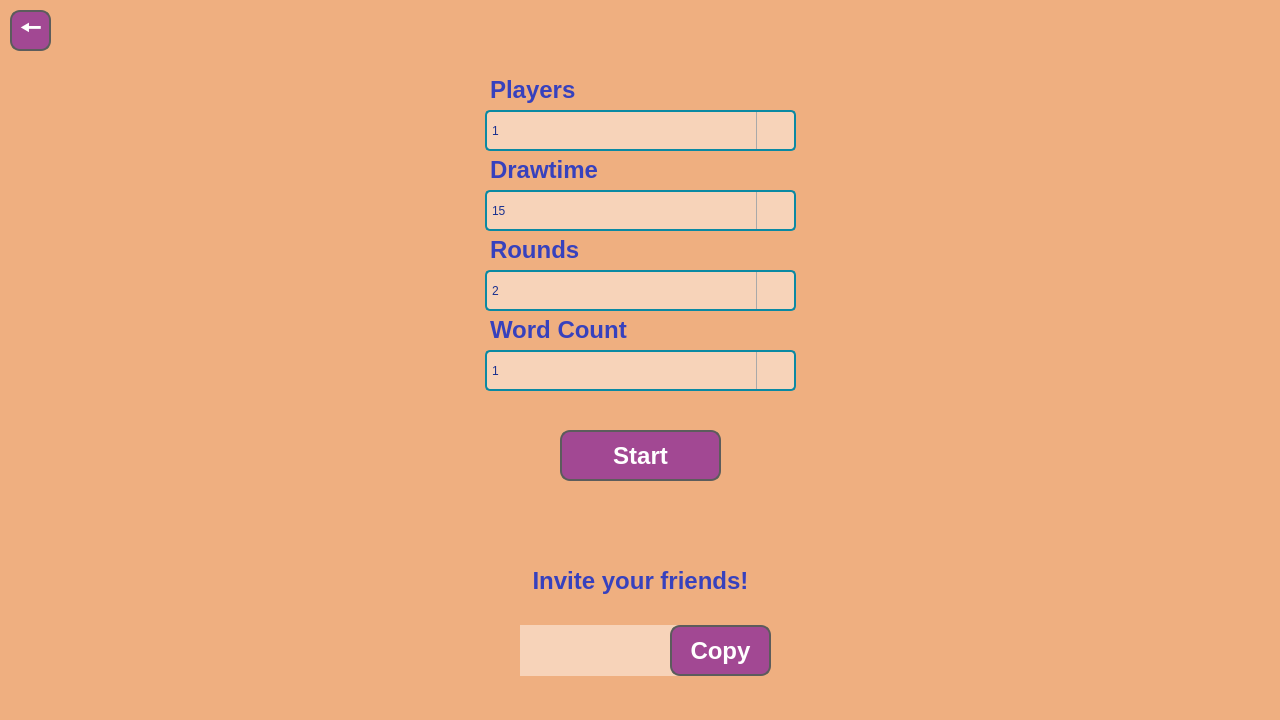
The window that Gartic-Frontend/Gartic-Frontend/HostRoom.ui (rusuuu/Professional-Googlers) describes before a commit, drawn with Qt 5.
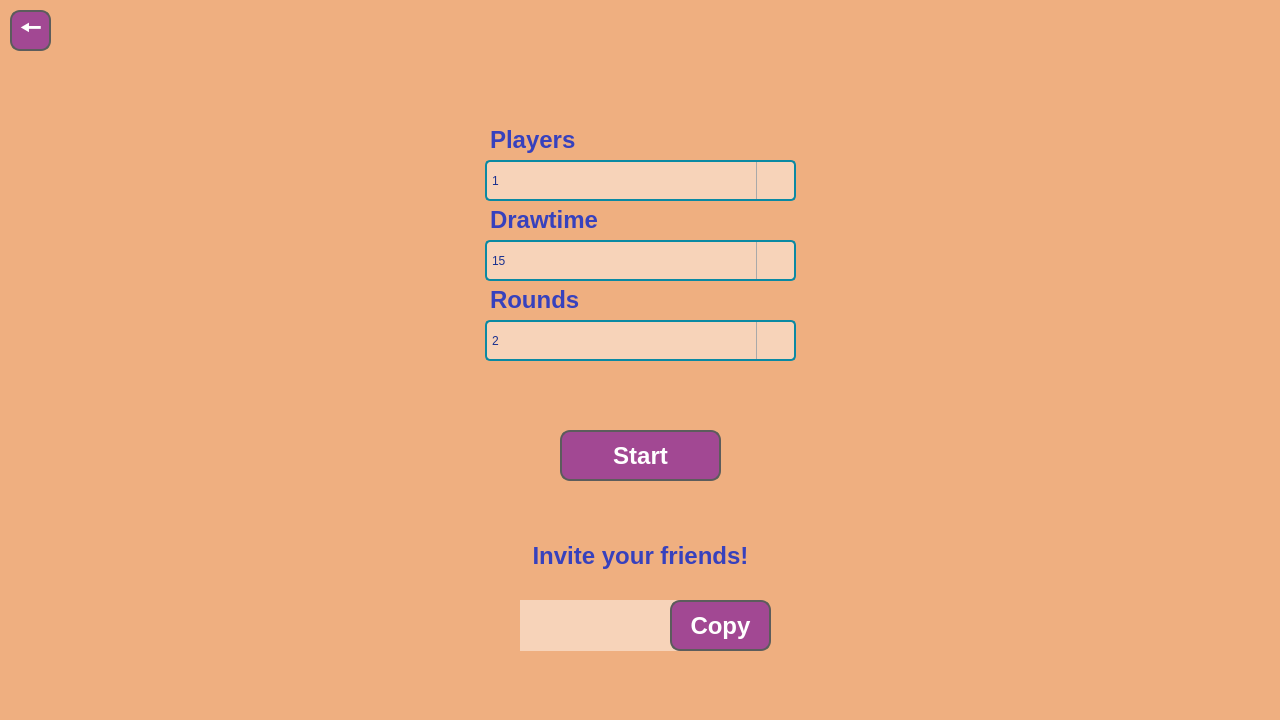
The same window after the commit. Icons and pictures are not drawn.

Commit message: Room Implementation server and RoomService on frontend

Patch:
```diff
--- a/Gartic-Frontend/Gartic-Frontend/HostRoom.ui
+++ b/Gartic-Frontend/Gartic-Frontend/HostRoom.ui
@@ -73,7 +73,7 @@
     <property name="geometry">
      <rect>
       <x>0</x>
-      <y>560</y>
+      <y>535</y>
       <width>1281</width>
       <height>41</height>
      </rect>
@@ -98,7 +98,7 @@
     <property name="geometry">
      <rect>
       <x>520</x>
-      <y>625</y>
+      <y>600</y>
       <width>171</width>
       <height>51</height>
      </rect>
@@ -117,7 +117,7 @@
     <property name="geometry">
      <rect>
       <x>670</x>
-      <y>625</y>
+      <y>600</y>
       <width>101</width>
       <height>51</height>
      </rect>
@@ -157,7 +157,7 @@
     <property name="geometry">
      <rect>
       <x>490</x>
-      <y>70</y>
+      <y>120</y>
       <width>131</width>
       <height>40</height>
      </rect>
@@ -179,7 +179,7 @@
     <property name="geometry">
      <rect>
       <x>490</x>
-      <y>150</y>
+      <y>200</y>
       <width>131</width>
       <height>40</height>
      </rect>
@@ -201,7 +201,7 @@
     <property name="geometry">
      <rect>
       <x>490</x>
-      <y>230</y>
+      <y>280</y>
       <width>141</width>
       <height>40</height>
      </rect>
@@ -219,33 +219,11 @@
      <string>Rounds</string>
     </property>
    </widget>
-   <widget class="QLabel" name="WordCount">
-    <property name="geometry">
-     <rect>
-      <x>490</x>
-      <y>310</y>
-      <width>171</width>
-      <height>40</height>
-     </rect>
-    </property>
-    <property name="font">
-     <font>
-      <pointsize>18</pointsize>
-      <bold>true</bold>
-     </font>
-    </property>
-    <property name="styleSheet">
-     <string notr="true">color: rgb(55,65, 189);</string>
-    </property>
-    <property name="text">
-     <string>Word Count</string>
-    </property>
-   </widget>
    <widget class="QComboBox" name="SelectNumberOfPlayers">
     <property name="geometry">
      <rect>
       <x>485</x>
-      <y>110</y>
+      <y>160</y>
       <width>311</width>
       <height>41</height>
      </rect>
@@ -381,7 +359,7 @@
     <property name="geometry">
      <rect>
       <x>485</x>
-      <y>190</y>
+      <y>240</y>
       <width>311</width>
       <height>41</height>
      </rect>
@@ -532,7 +510,7 @@
     <property name="geometry">
      <rect>
       <x>485</x>
-      <y>270</y>
+      <y>320</y>
       <width>311</width>
       <height>41</height>
      </rect>
@@ -669,118 +647,7 @@
      </property>
     </item>
    </widget>
-   <widget class="QComboBox" name="SelectWordCount">
-    <property name="geometry">
-     <rect>
-      <x>485</x>
-      <y>350</y>
-      <width>311</width>
-      <height>41</height>
-     </rect>
-    </property>
-    <property name="font">
-     <font>
-      <pointsize>-1</pointsize>
-      <italic>false</italic>
-      <bold>false</bold>
-     </font>
-    </property>
-    <property name="styleSheet">
-     <string notr="true">QComboBox {
-    border: 2px solid #0A89A3;
-    border-radius: 5px;
-    padding: 5px;
-    font: 12px;
-    background-color: rgb(247,211,185);  
-    color: #19308F;  
-}
-
-QComboBox:hover {
-    border-color: #A24893;
-}
-
-QComboBox:focus {
-    border-color: #E76083;  
-    background-color: #FFD1DC;  
-}
-
-QComboBox:disabled {
-    background-color: #D4D4D4;  
-    border-color: #B0B0B0;
-    color: #888888;
-}
-
-QComboBox::drop-down {
-    subcontrol-origin: padding;
-    subcontrol-position: top right;
-    width: 37px; 
-    height: 37px; 
-    border-left-width: 1px;
-    border-left-color: darkgray;
-    border-left-style: solid;
-    border-top-right-radius: 3px;
-    border-bottom-right-radius: 3px;
-}
-
-QComboBox::down-arrow {
-    image: url(':/GarticFrontend/Images/down_arrow.png');
-    width: 35px;
-    height: 35px; 
-}
-
-
-QComboBox QAbstractItemView {
-    border: 2px solid darkgray;
-    selection-background-color: #A24893;
-    background-color: rgb(247,211,185);
-}
-
-QComboBox QLineEdit {
-    background-color: rgb(247,211,185);  
-    color: #19308F;  
-    border: none; 
-    border-radius: 5px;
-    padding: 5px;
-    font: 12px;
-}
-
-QComboBox QLineEdit:hover {
-    border-color: #A24893;  
-}
-
-QComboBox QLineEdit:focus {
-    border-color: #E76083;  
-    background-color: #FFD1DC;  
-}
-
-QComboBox QLineEdit:disabled {
-    background-color: #D4D4D4;  
-    border-color: #B0B0B0;
-    color: #888888;
-}
-
-QComboBox QLineEdit:placeholder-text {
-    color: #A24893;  
-}
-</string>
-    </property>
-    <item>
-     <property name="text">
-      <string>1</string>
-     </property>
-    </item>
-    <item>
-     <property name="text">
-      <string>2</string>
-     </property>
-    </item>
-    <item>
-     <property name="text">
-      <string>3</string>
-     </property>
-    </item>
-   </widget>
-   <widget class="QPushButton" name="BackToMainMenuButton">
+   <widget class="QPushButton" name="ReturnToMainMenuButton">
     <property name="geometry">
      <rect>
       <x>10</x>
```
The commit also changes 55 other files.
